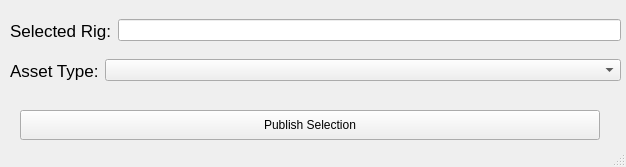
Old version of the form aspenTools/python/source/aspen/blender/rigging/publish_rig/publishRig.ui in the repository StudioAspen/Aspen-2025-2026.
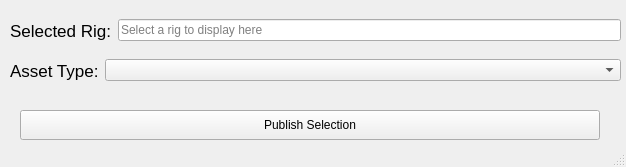
New version of the form.

What changed in the file:
```diff
--- a/aspenTools/python/source/aspen/blender/rigging/publish_rig/publishRig.ui
+++ b/aspenTools/python/source/aspen/blender/rigging/publish_rig/publishRig.ui
@@ -37,7 +37,11 @@
       </widget>
      </item>
      <item>
-      <widget class="QLineEdit" name="asset_name_line_edit"/>
+      <widget class="QLineEdit" name="asset_name_line_edit">
+       <property name="placeholderText">
+        <string>Select a rig to display here</string>
+       </property>
+      </widget>
      </item>
     </layout>
    </widget>
```
Left out of the diff: 7 changed lines with no effect on the pictures.
